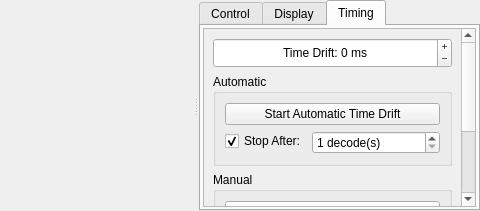
Before: the Qt Designer form widegraph.ui in bazineta/js8call, drawn with Qt 5; both pictures show x 686 to 1166 and y 0 to 211 of the 1166 by 211 pixel window.
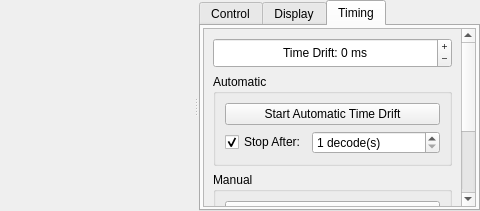
After: the same form once the commit is applied. Custom widgets are drawn as their Qt base class.

Commit message: Fix timing row display oddity, OSX

Patch:
```diff
--- a/widegraph.ui
+++ b/widegraph.ui
@@ -1019,7 +1019,7 @@
                 <x>0</x>
                 <y>0</y>
                 <width>299</width>
-                <height>347</height>
+                <height>352</height>
                </rect>
               </property>
               <layout class="QVBoxLayout" name="verticalLayout">
@@ -1089,8 +1089,8 @@
                    </widget>
                   </item>
                   <item>
-                   <layout class="QFormLayout" name="formLayout_4">
-                    <item row="0" column="0">
+                   <layout class="QHBoxLayout" name="horizontalLayout_4" stretch="0,1">
+                    <item>
                      <widget class="QCheckBox" name="autoDriftAutoStopCheckBox">
                       <property name="text">
                        <string>Stop After:</string>
@@ -1100,7 +1100,7 @@
                       </property>
                      </widget>
                     </item>
-                    <item row="0" column="1">
+                    <item>
                      <widget class="QSpinBox" name="autoDriftStopSpinBox">
                       <property name="suffix">
                        <string> decode(s)</string>
```
